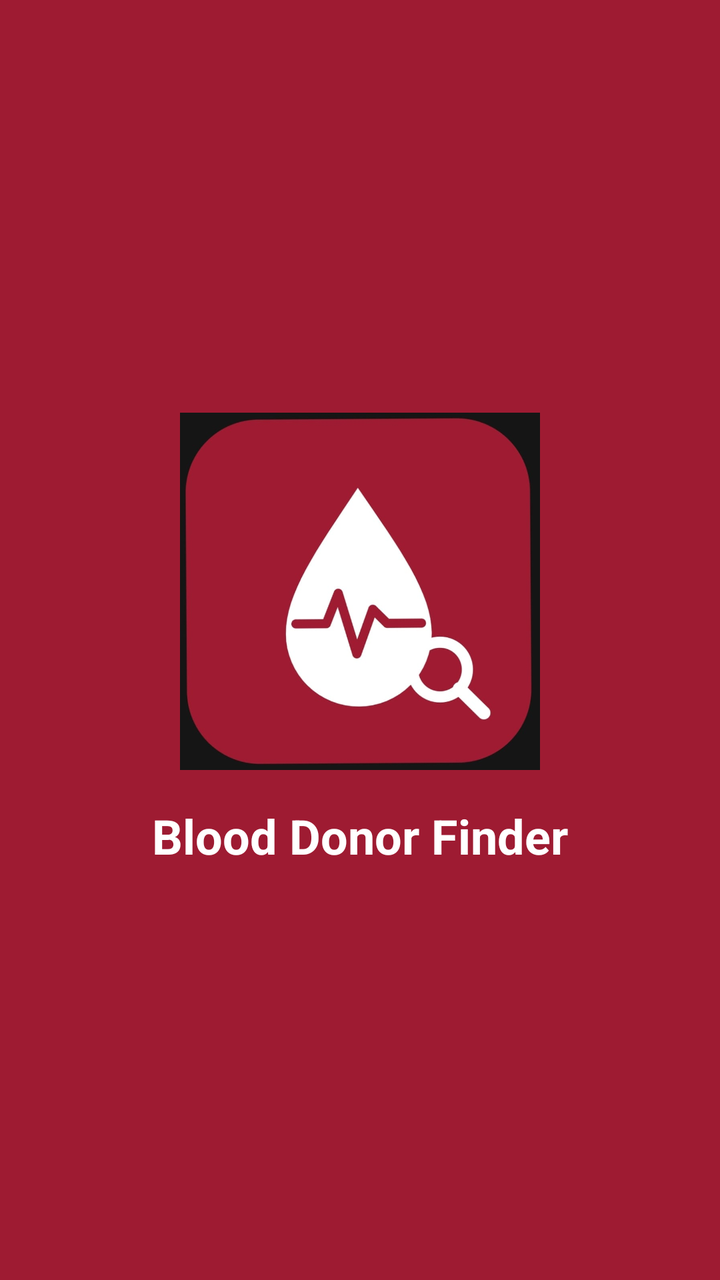
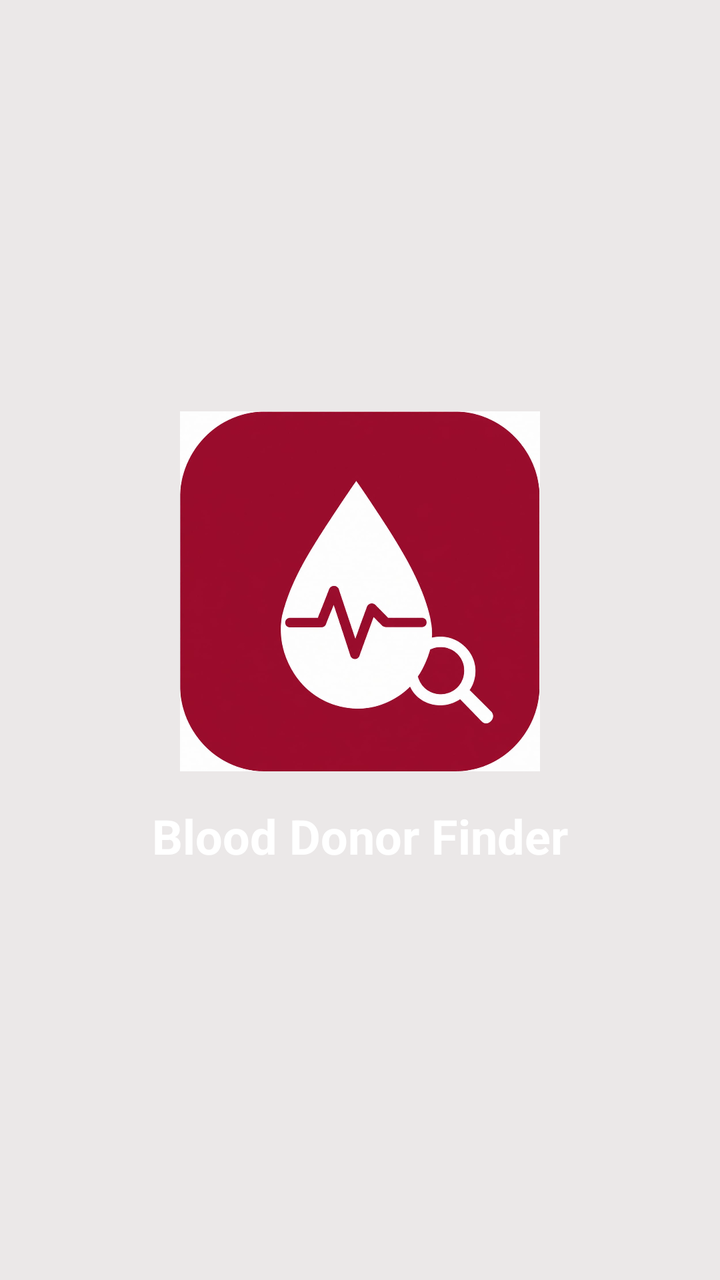

Before-and-after screenshots of an Android layout around one commit, followed by the original layout XML and the change that was made.
<!-- AndroidManifest.xml: application theme Theme.BloodDonorFinder -->
<!-- res/layout/activity_splash.xml -->
<?xml version="1.0" encoding="utf-8"?>
<LinearLayout xmlns:android="http://schemas.android.com/apk/res/android"
    android:layout_width="match_parent"
    android:layout_height="match_parent"
    android:orientation="vertical"
    android:gravity="center"
    android:background="#9E1B32">

    <ImageView
        android:id="@+id/imgLogo"
        android:layout_width="180dp"
        android:layout_height="180dp"
        android:src="@drawable/logo"
        android:contentDescription="App Logo" />

    <TextView
        android:layout_width="wrap_content"
        android:layout_height="wrap_content"
        android:layout_marginTop="16dp"
        android:text="Blood Donor Finder"
        android:textColor="#FFFFFF"
        android:textSize="24sp"
        android:textStyle="bold" />

</LinearLayout>
<!-- resources referenced by this layout -->
<resources>
  <!-- drawable logo: jpeg bitmap (drawable, 26923 bytes) -->
  <style name="Theme.BloodDonorFinder" parent="Base.Theme.BloodDonorFinder" />
  <style name="Base.Theme.BloodDonorFinder" parent="Theme.Material3.DayNight.NoActionBar">
          
          
      </style>
</resources>

<!-- the commit's change to res/layout/activity_splash.xml (unified diff, before → after) -->
@@ -4,7 +4,7 @@
     android:layout_height="match_parent"
     android:orientation="vertical"
     android:gravity="center"
-    android:background="#9E1B32">
+    android:background="#EBE8E8">
 
     <ImageView
         android:id="@+id/imgLogo"
<!-- resource entries referenced after the edit -->
@@ -1,6 +1,6 @@
 <!-- resources referenced by this layout -->
 <resources>
-  <!-- drawable logo: jpeg bitmap (drawable, 26923 bytes) -->
+  <!-- drawable logo: jpeg bitmap (drawable, 47261 bytes) -->
   <style name="Theme.BloodDonorFinder" parent="Base.Theme.BloodDonorFinder" />
   <style name="Base.Theme.BloodDonorFinder" parent="Theme.Material3.DayNight.NoActionBar">
           
